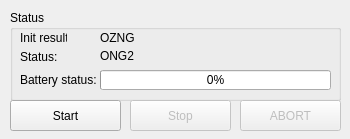
Qt form Src/GUI/mission-gui/rosbee-gui/rosbeewindow.ui (madmilla/THO78-Roborescue) before a commit.
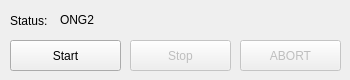
The same form after that commit.

```diff
--- a/Src/GUI/mission-gui/rosbee-gui/rosbeewindow.ui
+++ b/Src/GUI/mission-gui/rosbee-gui/rosbeewindow.ui
@@ -7,125 +7,13 @@
     <x>0</x>
     <y>0</y>
     <width>350</width>
-    <height>139</height>
+    <height>80</height>
    </rect>
   </property>
   <property name="windowTitle">
    <string>Rosbee</string>
   </property>
   <widget class="QWidget" name="root">
-   <widget class="QGroupBox" name="statusGroupBox">
-    <property name="geometry">
-     <rect>
-      <x>10</x>
-      <y>10</y>
-      <width>331</width>
-      <height>91</height>
-     </rect>
-    </property>
-    <property name="title">
-     <string>Status</string>
-    </property>
-    <widget class="QProgressBar" name="batteryBar">
-     <property name="enabled">
-      <bool>true</bool>
-     </property>
-     <property name="geometry">
-      <rect>
-       <x>90</x>
-       <y>60</y>
-       <width>231</width>
-       <height>20</height>
-      </rect>
-     </property>
-     <property name="layoutDirection">
-      <enum>Qt::RightToLeft</enum>
-     </property>
-     <property name="maximum">
-      <number>100</number>
-     </property>
-     <property name="value">
-      <number>0</number>
-     </property>
-     <property name="alignment">
-      <set>Qt::AlignCenter</set>
-     </property>
-     <property name="textVisible">
-      <bool>true</bool>
-     </property>
-     <property name="invertedAppearance">
-      <bool>true</bool>
-     </property>
-    </widget>
-    <widget class="QLabel" name="batteryLabel">
-     <property name="enabled">
-      <bool>true</bool>
-     </property>
-     <property name="geometry">
-      <rect>
-       <x>10</x>
-       <y>60</y>
-       <width>81</width>
-       <height>20</height>
-      </rect>
-     </property>
-     <property name="text">
-      <string>Battery status:</string>
-     </property>
-    </widget>
-    <widget class="QLabel" name="initLabel">
-     <property name="geometry">
-      <rect>
-       <x>10</x>
-       <y>20</y>
-       <width>47</width>
-       <height>16</height>
-      </rect>
-     </property>
-     <property name="text">
-      <string>Init results:</string>
-     </property>
-    </widget>
-    <widget class="QLabel" name="initResultLabel">
-     <property name="geometry">
-      <rect>
-       <x>90</x>
-       <y>20</y>
-       <width>231</width>
-       <height>16</height>
-      </rect>
-     </property>
-     <property name="text">
-      <string>OZNG</string>
-     </property>
-    </widget>
-    <widget class="QLabel" name="statusLabel">
-     <property name="geometry">
-      <rect>
-       <x>10</x>
-       <y>40</y>
-       <width>47</width>
-       <height>13</height>
-      </rect>
-     </property>
-     <property name="text">
-      <string>Status:</string>
-     </property>
-    </widget>
-    <widget class="QLabel" name="statusValueLabel">
-     <property name="geometry">
-      <rect>
-       <x>90</x>
-       <y>36</y>
-       <width>231</width>
-       <height>20</height>
-      </rect>
-     </property>
-     <property name="text">
-      <string>ONG2</string>
-     </property>
-    </widget>
-   </widget>
    <widget class="QPushButton" name="abortButton">
     <property name="enabled">
      <bool>false</bool>
@@ -133,7 +21,7 @@
     <property name="geometry">
      <rect>
       <x>240</x>
-      <y>100</y>
+      <y>40</y>
       <width>101</width>
       <height>31</height>
      </rect>
@@ -152,7 +40,7 @@
     <property name="geometry">
      <rect>
       <x>130</x>
-      <y>100</y>
+      <y>40</y>
       <width>101</width>
       <height>31</height>
      </rect>
@@ -168,7 +56,7 @@
     <property name="geometry">
      <rect>
       <x>10</x>
-      <y>100</y>
+      <y>40</y>
       <width>111</width>
       <height>31</height>
      </rect>
@@ -177,6 +65,32 @@
      <string>Start</string>
     </property>
    </widget>
+   <widget class="QLabel" name="statusLabel">
+    <property name="geometry">
+     <rect>
+      <x>10</x>
+      <y>10</y>
+      <width>47</width>
+      <height>21</height>
+     </rect>
+    </property>
+    <property name="text">
+     <string>Status:</string>
+    </property>
+   </widget>
+   <widget class="QLabel" name="statusValueLabel">
+    <property name="geometry">
+     <rect>
+      <x>60</x>
+      <y>10</y>
+      <width>231</width>
+      <height>20</height>
+     </rect>
+    </property>
+    <property name="text">
+     <string>ONG2</string>
+    </property>
+   </widget>
   </widget>
  </widget>
  <resources/>
```
